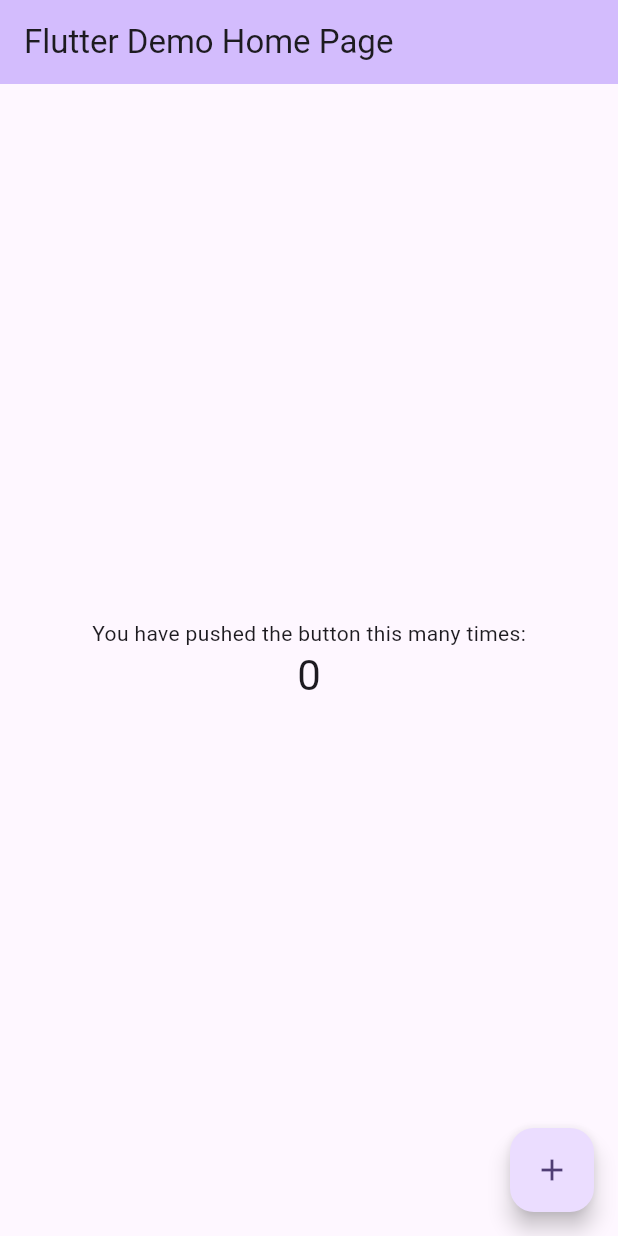
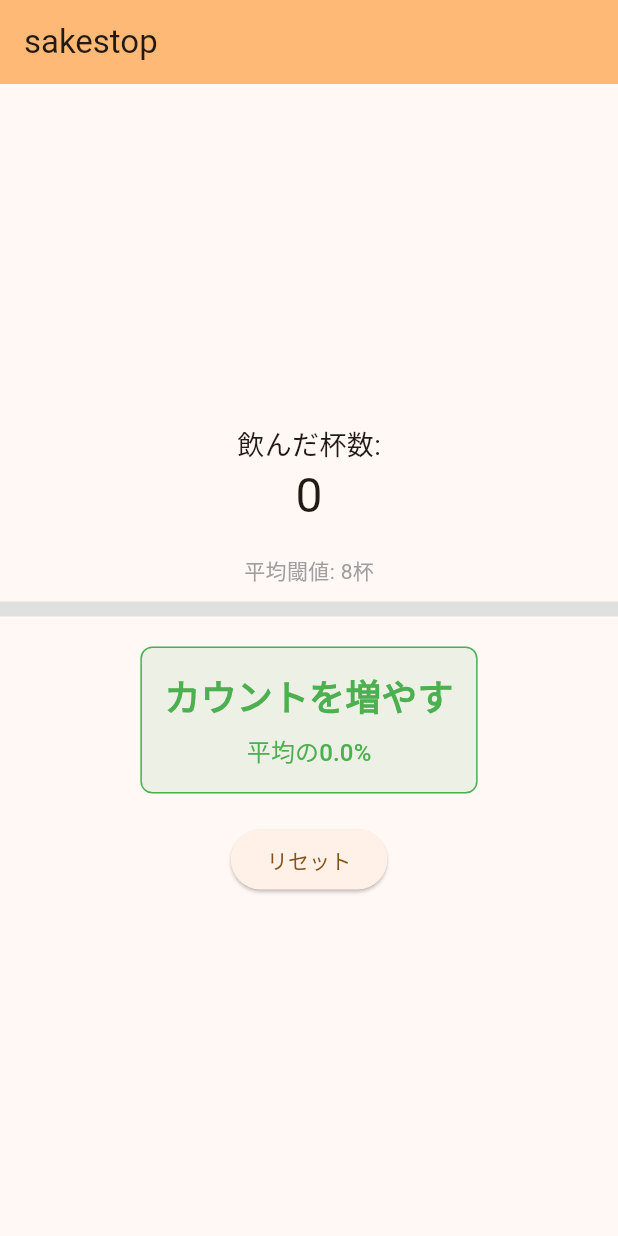
Before and after one commit to maruaki101/mobile_flutter_dayon, a Flutter app: the screen it shows after launch, on a phone screen of 412 x 824 dp. Run offline on Flutter 3.47's test engine with Material 3 defaults, Android fonts, the phone set to English and light mode, and no system bars.

Commit message:
カウント機能、警告機能追加

```diff
--- a/sakestop/lib/main.dart
+++ b/sakestop/lib/main.dart
@@ -7,30 +7,14 @@ void main() {
 class MyApp extends StatelessWidget {
   const MyApp({super.key});
 
-  // This widget is the root of your application.
   @override
   Widget build(BuildContext context) {
     return MaterialApp(
-      title: 'Flutter Demo',
+      title: 'Sake Stop',
       theme: ThemeData(
-        // This is the theme of your application.
-        //
-        // TRY THIS: Try running your application with "flutter run". You'll see
-        // the application has a purple toolbar. Then, without quitting the app,
-        // try changing the seedColor in the colorScheme below to Colors.green
-        // and then invoke "hot reload" (save your changes or press the "hot
-        // reload" button in a Flutter-supported IDE, or press "r" if you used
-        // the command line to start the app).
-        //
-        // Notice that the counter didn't reset back to zero; the application
-        // state is not lost during the reload. To reset the state, use hot
-        // restart instead.
-        //
-        // This works for code too, not just values: Most code changes can be
-        // tested with just a hot reload.
-        colorScheme: ColorScheme.fromSeed(seedColor: Colors.deepPurple),
+        colorScheme: ColorScheme.fromSeed(seedColor: Colors.orange),
       ),
-      home: const MyHomePage(title: 'Flutter Demo Home Page'),
+      home: const MyHomePage(title: 'sakestop'),
     );
   }
 }
@@ -54,69 +38,111 @@ class MyHomePage extends StatefulWidget {
 }
 
 class _MyHomePageState extends State<MyHomePage> {
-  int _counter = 0;
+  int _drinkCount = 0;
+  // 危ない指標としての平均杯数（後々機能拡張のため変数で管理）
+  final double _averageDrinks = 8.0;
 
-  void _incrementCounter() {
+  void _incrementDrinks() {
     setState(() {
-      // This call to setState tells the Flutter framework that something has
-      // changed in this State, which causes it to rerun the build method below
-      // so that the display can reflect the updated values. If we changed
-      // _counter without calling setState(), then the build method would not be
-      // called again, and so nothing would appear to happen.
-      _counter++;
+      _drinkCount++;
     });
+  }
+
+  void _resetCounter() {
+    setState(() {
+      _drinkCount = 0;
+    });
+  }
+
+  double _getRiskPercentage() {
+    return (_drinkCount / _averageDrinks) * 100;
   }
 
   @override
   Widget build(BuildContext context) {
-    // This method is rerun every time setState is called, for instance as done
-    // by the _incrementCounter method above.
-    //
-    // The Flutter framework has been optimized to make rerunning build methods
-    // fast, so that you can just rebuild anything that needs updating rather
-    // than having to individually change instances of widgets.
+    double riskPercentage = _getRiskPercentage();
+    Color riskColor = Colors.green;
+
+    if (riskPercentage >= 100) {
+      riskColor = Colors.red;
+    } else if (riskPercentage >= 75) {
+      riskColor = Colors.orange;
+    }
+
     return Scaffold(
       appBar: AppBar(
-        // TRY THIS: Try changing the color here to a specific color (to
-        // Colors.amber, perhaps?) and trigger a hot reload to see the AppBar
-        // change color while the other colors stay the same.
         backgroundColor: Theme.of(context).colorScheme.inversePrimary,
-        // Here we take the value from the MyHomePage object that was created by
-        // the App.build method, and use it to set our appbar title.
         title: Text(widget.title),
       ),
       body: Center(
-        // Center is a layout widget. It takes a single child and positions it
-        // in the middle of the parent.
         child: Column(
-          // Column is also a layout widget. It takes a list of children and
-          // arranges them vertically. By default, it sizes itself to fit its
-          // children horizontally, and tries to be as tall as its parent.
-          //
-          // Column has various properties to control how it sizes itself and
-          // how it positions its children. Here we use mainAxisAlignment to
-          // center the children vertically; the main axis here is the vertical
-          // axis because Columns are vertical (the cross axis would be
-          // horizontal).
-          //
-          // TRY THIS: Invoke "debug painting" (choose the "Toggle Debug Paint"
-          // action in the IDE, or press "p" in the console), to see the
-          // wireframe for each widget.
           mainAxisAlignment: MainAxisAlignment.center,
           children: <Widget>[
-            const Text('You have pushed the button this many times:'),
+            const Text(
+              '飲んだ杯数:',
+              style: TextStyle(fontSize: 18),
+            ),
             Text(
-              '$_counter',
-              style: Theme.of(context).textTheme.headlineMedium,
+              '$_drinkCount',
+              style: Theme.of(context).textTheme.headlineLarge,
+            ),
+            const SizedBox(height: 20),
+            Text(
+              '平均閾値: ${_averageDrinks.toStringAsFixed(0)}杯',
+              style: const TextStyle(fontSize: 14, color: Colors.grey),
+            ),
+            const SizedBox(height: 10),
+            LinearProgressIndicator(
+              value: (riskPercentage / 100).clamp(0.0, 1.0),
+              minHeight: 10,
+              backgroundColor: Colors.grey[300],
+              valueColor: AlwaysStoppedAnimation<Color>(riskColor),
+            ),
+            const SizedBox(height: 20),
+            ElevatedButton(
+              onPressed: _incrementDrinks,
+              style: ButtonStyle(
+                elevation: WidgetStateProperty.all(0.0),
+                backgroundColor: WidgetStateProperty.all(riskColor.withValues(alpha: 0.1)),
+                side: WidgetStateProperty.all(BorderSide(color: riskColor)),
+                padding: WidgetStateProperty.all(const EdgeInsets.all(16)),
+                shape: WidgetStateProperty.all(RoundedRectangleBorder(borderRadius: BorderRadius.circular(8))),
+                overlayColor: WidgetStateProperty.all(Colors.transparent),
+              ),
+              child: Column(
+                children: [
+                  Text(
+                    'カウントを増やす',
+                    style: TextStyle(
+                      fontSize: 24,
+                      fontWeight: FontWeight.bold,
+                      color: riskColor,
+                    ),
+                  ),
+                  const SizedBox(height: 8),
+                  Text(
+                    '平均の${riskPercentage.toStringAsFixed(1)}%',
+                    style: TextStyle(
+                      fontSize: 16,
+                      color: riskColor,
+                    ),
+                  ),
+                ],
+              ),
+            ),
+            const SizedBox(height: 20),
+            Row(
+              mainAxisAlignment: MainAxisAlignment.center,
+              children: [
+                ElevatedButton(
+                  onPressed: _resetCounter,
+                  child: const Text('リセット'),
+                ),
+              ],
             ),
           ],
         ),
       ),
-      floatingActionButton: FloatingActionButton(
-        onPressed: _incrementCounter,
-        tooltip: 'Increment',
-        child: const Icon(Icons.add),
-      ), // This trailing comma makes auto-formatting nicer for build methods.
     );
   }
 }
```
